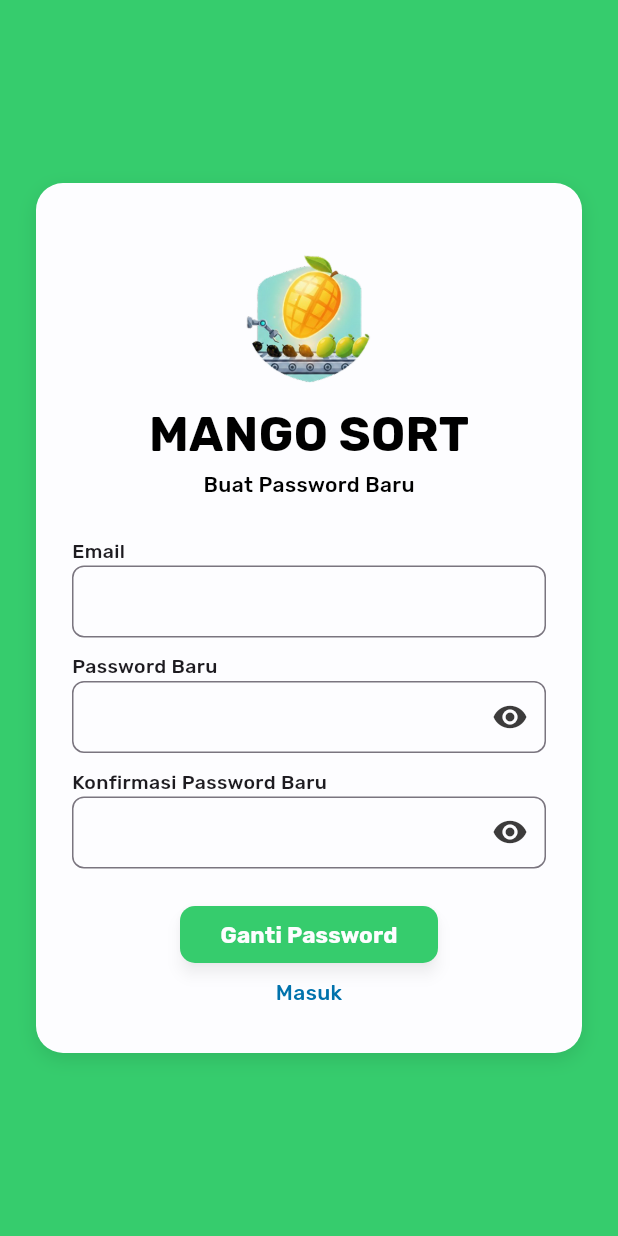
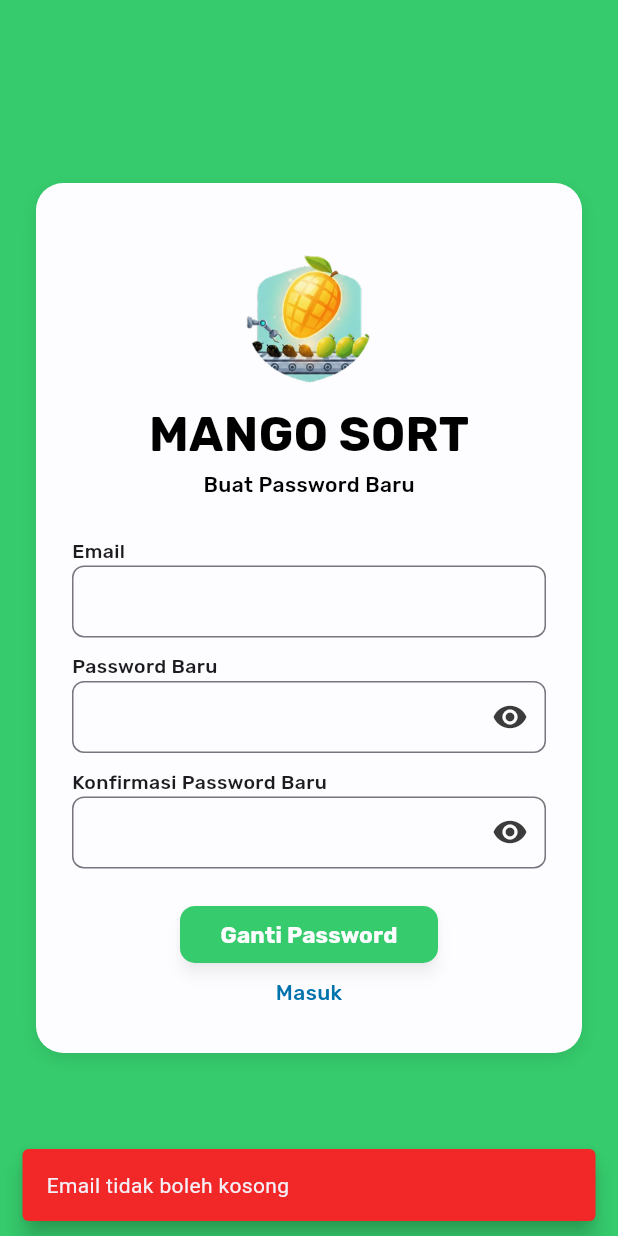
Before and after one commit to Donnz9/Mango-Sort, a Flutter app: the GantiPass screen opened directly, after a tap on "Ganti Password", on a phone screen of 412 x 824 dp. Run offline on Flutter 3.47's test engine with Material 3 defaults, Android fonts, the phone set to English and light mode, and no system bars; our stand-ins replace firebase_auth, firebase_core, fl_chart; accounts and stored records are empty.

Commit message:
connect firebase

```diff
--- /dev/null
+++ b/lib/backend/firebase_auth_service.dart
@@ -0,0 +1,39 @@
+import 'package:firebase_auth/firebase_auth.dart';
+
+class FirebaseAuthService {
+  final FirebaseAuth _auth = FirebaseAuth.instance;
+
+  // Login
+  Future<String?> loginUser(String email, String password) async {
+    try {
+      await _auth.signInWithEmailAndPassword(
+        email: email.trim(),
+        password: password.trim(),
+      );
+      return null; // null berarti sukses
+    } on FirebaseAuthException catch (e) {
+      switch (e.code) {
+        case 'user-not-found':
+          return 'Email tidak ditemukan.';
+        case 'wrong-password':
+          return 'Password salah.';
+        case 'invalid-email':
+          return 'Format email tidak valid.';
+        default:
+          return e.message ?? 'Terjadi kesalahan saat login.';
+      }
+    } catch (e) {
+      return 'Kesalahan tidak diketahui: $e';
+    }
+  }
+
+  // Reset Password
+  Future<String?> resetPassword(String email) async {
+    try {
+      await _auth.sendPasswordResetEmail(email: email.trim());
+      return null; // null berarti sukses
+    } on FirebaseAuthException catch (e) {
+      return e.message ?? 'Terjadi kesalahan saat mengirim email reset.';
+    }
+  }
+}
--- a/lib/frontend/pages/ganti_pass.dart
+++ b/lib/frontend/pages/ganti_pass.dart
@@ -1,7 +1,9 @@
 import 'package:flutter/material.dart';
+import 'package:firebase_auth/firebase_auth.dart';
 import 'package:mango_sort/frontend/theme/colors.dart';
 import 'package:mango_sort/frontend/widgets/textfields.dart';
 import 'package:mango_sort/frontend/pages/login.dart';
+import 'package:mango_sort/frontend/widgets/snackbar.dart';
 
 class GantiPass extends StatefulWidget {
   const GantiPass({super.key});
@@ -17,6 +19,62 @@ class _GantiPassState extends State<GantiPass> {
 
   bool _isPasswordVisible = false;
   bool _isConfirmVisible = false;
+  bool _isLoading = false;
+
+  void _showSnackbar(String msg, {bool isError = false}) {
+    Snackbar.show(context, msg, isError: isError);
+  }
+
+  // --------------------------------------------------
+  // 🔥 HANDLE GANTI PASSWORD (Firebase)
+  // --------------------------------------------------
+  Future<void> _handleChangePassword() async {
+    final email = emailController.text.trim();
+    final pass = passwordController.text.trim();
+    final confirm = confirmPasswordController.text.trim();
+
+    // 🔎 Validasi form
+    if (email.isEmpty) {
+      _showSnackbar("Email tidak boleh kosong", isError: true);
+      return;
+    }
+    if (pass.isEmpty || confirm.isEmpty) {
+      _showSnackbar("Password tidak boleh kosong", isError: true);
+      return;
+    }
+    if (pass.length < 6) {
+      _showSnackbar("Password minimal 6 karakter", isError: true);
+      return;
+    }
+    if (pass != confirm) {
+      _showSnackbar("Password dan konfirmasi tidak cocok", isError: true);
+      return;
+    }
+
+    setState(() => _isLoading = true);
+
+    try {
+      // ✉️ Firebase kirim email reset password
+      await FirebaseAuth.instance.sendPasswordResetEmail(email: email);
+
+      _showSnackbar(
+        "Link reset password sudah dikirim ke email kamu.",
+        isError: false,
+      );
+
+      // Arahkan ke halaman login
+      Navigator.pushReplacement(
+        context,
+        MaterialPageRoute(builder: (_) => const Login()),
+      );
+    } catch (e) {
+      _showSnackbar("Gagal mengirim email reset: $e", isError: true);
+    }
+
+    setState(() => _isLoading = false);
+  }
+
+  // --------------------------------------------------
 
   @override
   Widget build(BuildContext context) {
@@ -52,7 +110,6 @@ class _GantiPassState extends State<GantiPass> {
                   ),
                   const SizedBox(height: 10),
 
-                  // Judul
                   const Text(
                     "MANGO SORT",
                     style: TextStyle(
@@ -62,7 +119,7 @@ class _GantiPassState extends State<GantiPass> {
                       color: AppColors.hitam,
                     ),
                   ),
-                  // const SizedBox(height: 1),
+
                   const Text(
                     "Buat Password Baru",
                     style: TextStyle(
@@ -74,14 +131,14 @@ class _GantiPassState extends State<GantiPass> {
                   ),
                   const SizedBox(height: 25),
 
-                  //email
+                  // EMAIL
                   CustomTextField(
                     label: "Email",
                     controller: emailController,
                   ),
                   const SizedBox(height: 10),
 
-                  // Password baru
+                  // PASSWORD BARU
                   CustomTextField(
                     label: "Password Baru",
                     controller: passwordController,
@@ -93,24 +150,24 @@ class _GantiPassState extends State<GantiPass> {
                   ),
                   const SizedBox(height: 10),
 
-                  // konfirmasi Password baru
+                  // KONFIRMASI PASSWORD
                   CustomTextField(
                     label: "Konfirmasi Password Baru",
-                    controller: passwordController,
+                    controller: confirmPasswordController, // FIX
                     obscureText: !_isConfirmVisible,
                     hasVisibilityToggle: true,
                     onToggleVisibility: () {
                       setState(() => _isConfirmVisible = !_isConfirmVisible);
                     },
                   ),
+                  const SizedBox(height: 25),
 
-                  const SizedBox(height: 25),
-                  // Tombol Ganti Password
+                  // BUTTON GANTI PASSWORD
                   SizedBox(
                     width: 172,
                     height: 38,
                     child: ElevatedButton(
-                      onPressed: () {},
+                      onPressed: _isLoading ? null : _handleChangePassword,
                       style: ElevatedButton.styleFrom(
                         backgroundColor: AppColors.hijau,
                         elevation: 4,
@@ -119,7 +176,16 @@ class _GantiPassState extends State<GantiPass> {
                         ),
                         shadowColor: AppColors.hitam.withOpacity(0.3),
                       ),
-                      child: const Text(
+                      child: _isLoading
+                          ? const SizedBox(
+                              height: 20,
+                              width: 20,
+                              child: CircularProgressIndicator(
+                                strokeWidth: 2,
+                                color: Colors.white,
+                              ),
+                            )
+                          : const Text(
                               "Ganti Password",
                               style: TextStyle(
                                 fontFamily: 'Rubik',
@@ -132,7 +198,7 @@ class _GantiPassState extends State<GantiPass> {
                   ),
                   const SizedBox(height: 10),
 
-                  // Masuk
+                  // Balik ke login
                   GestureDetector(
                     onTap: () {
                       Navigator.push(
--- /dev/null
+++ b/lib/frontend/widgets/snackbar.dart
@@ -0,0 +1,17 @@
+import 'package:flutter/material.dart';
+import 'package:mango_sort/frontend/theme/colors.dart';
+
+class Snackbar {
+  static void show(BuildContext context, String message, {bool isError = false}) {
+    ScaffoldMessenger.of(context).showSnackBar(
+      SnackBar(
+        content: Text(message),
+        backgroundColor: isError
+            ? AppColors.merah
+            : AppColors.hijau,
+        behavior: SnackBarBehavior.floating,
+        duration: const Duration(seconds: 2),
+      ),
+    );
+  }
+}
--- a/pubspec.yaml
+++ b/pubspec.yaml
@@ -32,6 +32,12 @@ dependencies:
     sdk: flutter
   iconsax: ^0.0.8
   fl_chart: ^0.69.0
+  http: ^1.2.0
+  firebase_core: ^4.2.0
+  firebase_auth: ^6.1.1
+  cloud_firestore: ^6.1.0
+  get: ^4.7.2
+  google_fonts: ^6.3.2
 
   # The following adds the Cupertino Icons font to your application.
   # Use with the CupertinoIcons class for iOS style icons.
```
Also changed, not shown: lib/frontend/pages/login.dart (+99 -18 lines), lib/main.dart (+9 -1 lines), firebase.json (added), lib/firebase_options.dart (added), pubspec.lock, 7 other files. Lines whose indentation alone changed are shown as unchanged.
